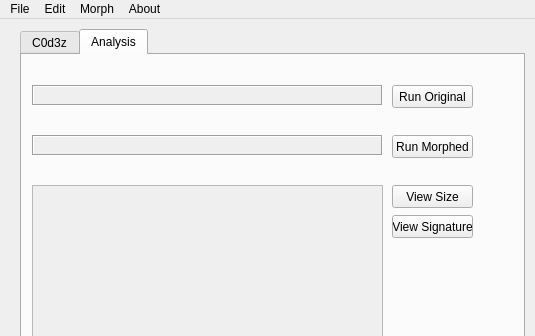
Old version of the form Polymorphic_Engine_V1/mainwindow.ui in the repository metherlence784/FYP-Polymorphic-Engine; both pictures show x 0 to 535 and y 0 to 336 of the 535 by 700 pixel window.
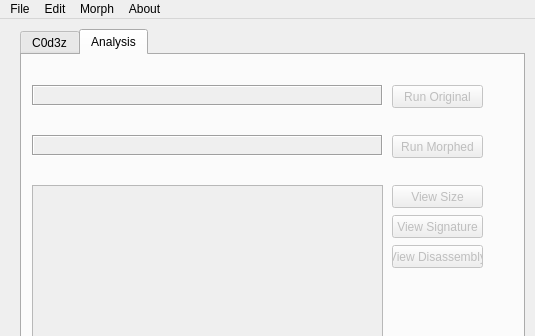
New version of the form. The open tabs and pages were chosen to show the change.

Commit message: In the Morph_Executable_Controller, we added a function called concat_disassembly, which concatinates the disassembly vector into a single QString. This disassembly vector will contain the disassembly of the payload before and after adding junk and alternate instructions.

```diff
--- a/Polymorphic_Engine_V1/mainwindow.ui
+++ b/Polymorphic_Engine_V1/mainwindow.ui
@@ -291,11 +291,14 @@
       </property>
      </widget>
      <widget class="QPushButton" name="Run_Original_Button">
+      <property name="enabled">
+       <bool>false</bool>
+      </property>
       <property name="geometry">
        <rect>
         <x>370</x>
         <y>30</y>
-        <width>81</width>
+        <width>91</width>
         <height>23</height>
        </rect>
       </property>
@@ -304,11 +307,14 @@
       </property>
      </widget>
      <widget class="QPushButton" name="Run_Morphed_Button">
+      <property name="enabled">
+       <bool>false</bool>
+      </property>
       <property name="geometry">
        <rect>
         <x>370</x>
         <y>80</y>
-        <width>81</width>
+        <width>91</width>
         <height>23</height>
        </rect>
       </property>
@@ -330,11 +336,14 @@
       </property>
      </widget>
      <widget class="QPushButton" name="View_Executable_Size_Button">
+      <property name="enabled">
+       <bool>false</bool>
+      </property>
       <property name="geometry">
        <rect>
         <x>370</x>
         <y>130</y>
-        <width>81</width>
+        <width>91</width>
         <height>23</height>
        </rect>
       </property>
@@ -343,11 +352,14 @@
       </property>
      </widget>
      <widget class="QPushButton" name="View_Executable_Signature_Button">
+      <property name="enabled">
+       <bool>false</bool>
+      </property>
       <property name="geometry">
        <rect>
         <x>370</x>
         <y>160</y>
-        <width>81</width>
+        <width>91</width>
         <height>23</height>
        </rect>
       </property>
@@ -355,6 +367,22 @@
        <string>View Signature</string>
       </property>
      </widget>
+     <widget class="QPushButton" name="View_Disassembly_Button">
+      <property name="enabled">
+       <bool>false</bool>
+      </property>
+      <property name="geometry">
+       <rect>
+        <x>370</x>
+        <y>190</y>
+        <width>91</width>
+        <height>23</height>
+       </rect>
+      </property>
+      <property name="text">
+       <string>View Disassembly</string>
+      </property>
+     </widget>
     </widget>
    </widget>
    <widget class="QLabel" name="label_3">
```
Left out of the diff: 14 changed lines with no effect on the pictures. The commit also changes 82 other files.
